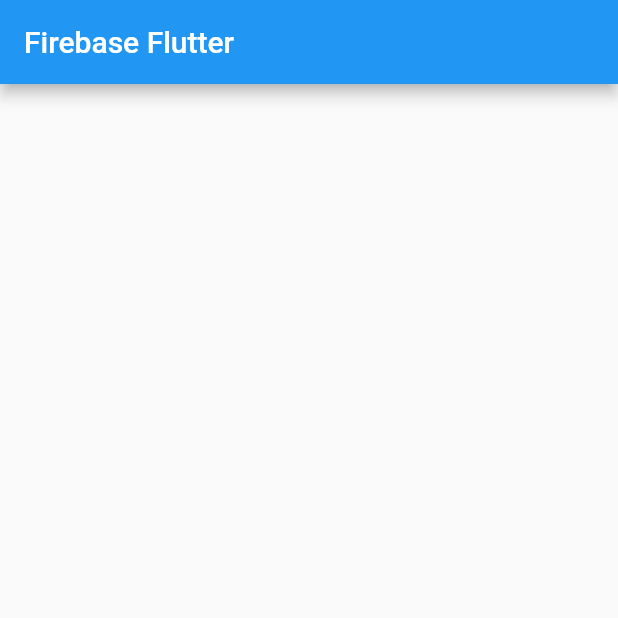
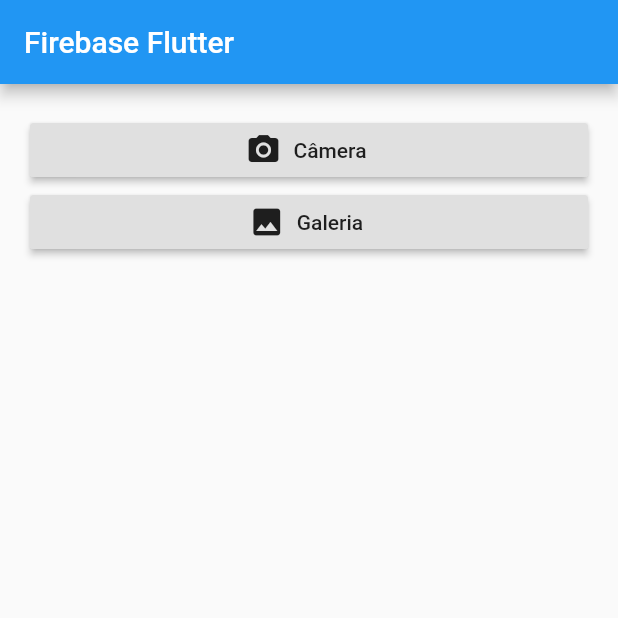
Before and after one commit to wictorChaves/FlutterHelper, a Flutter app: the screen it shows after launch, on a phone screen of 412 x 824 dp, the top half of it. Run offline on Flutter 3.47's test engine with Material 2 defaults, Android fonts, the phone set to English and light mode, and no system bars; our stand-ins replace audioplayers, cloud_firestore, firebase_auth, image_picker, sqflite, video_player; missing offline and left inert: flutter_youtube; accounts and stored records are empty.

Commit message:
Acessando câmera e a galeria.

```diff
--- /dev/null
+++ b/firebase_flutter/lib/configs/app_config.dart
@@ -0,0 +1 @@
+const APP_TITLE = "Firebase Flutter";
--- a/firebase_flutter/lib/home.dart
+++ b/firebase_flutter/lib/home.dart
@@ -1,5 +1,10 @@
+import 'dart:io';
+
 import 'package:flutter/material.dart';
 import 'package:cloud_firestore/cloud_firestore.dart';
+import 'package:image_picker/image_picker.dart';
+
+import 'configs/app_config.dart';
 
 class Home extends StatefulWidget {
   @override
@@ -7,17 +12,40 @@ class Home extends StatefulWidget {
 }
 
 class _HomeState extends State<Home> {
+  _HomeState() {}
 
-  _HomeState(){
-    Firestore.instance
-        .collection("usuarios")
-        .document("pontuacao")
-        .setData({"carlos": "80", "silvana": "374"});
+  File _image;
+
+  _getCameraImage() async {
+    File image = await ImagePicker.pickImage(source: ImageSource.camera);
+    setState(() => _image = image);
+  }
+
+  _getGaleryImage() async {
+    File image = await ImagePicker.pickImage(source: ImageSource.gallery);
+    setState(() => _image = image);
   }
 
   @override
   Widget build(BuildContext context) {
     return Scaffold(
-        appBar: AppBar(title: Text("Firebase Flutter")), body: Container());
+        appBar: AppBar(title: Text(APP_TITLE)),
+        body: Container(
+            padding: EdgeInsets.all(20),
+            child: Column(
+                crossAxisAlignment: CrossAxisAlignment.stretch,
+                children: [
+                  RaisedButton.icon(
+                    onPressed: _getCameraImage,
+                    icon: Icon(Icons.camera_alt),
+                    label: Text("Câmera"),
+                  ),
+                  RaisedButton.icon(
+                    onPressed: _getGaleryImage,
+                    icon: Icon(Icons.image),
+                    label: Text("Galeria"),
+                  ),
+                  _image == null ? Container() : Image.file(_image)
+                ])));
   }
 }
--- a/firebase_flutter/pubspec.yaml
+++ b/firebase_flutter/pubspec.yaml
@@ -27,6 +27,7 @@ dependencies:
   cloud_firestore: ^0.13.5
   firebase_storage: ^3.1.5
   firebase_auth: ^0.16.0
+  image_picker: ^0.6.5+3
 
 dev_dependencies:
   flutter_test:
```
Also changed, not shown: firebase_flutter/lib/main.dart (+5 -7 lines), firebase_flutter/lib/services/auth_service.dart (added, +19 -0 lines), firebase_flutter/lib/services/firestore_service.dart (added, +26 -0 lines), firebase_flutter/lib/services/user_service.dart (added, +7 -0 lines), firebase_flutter/pubspec.lock.
